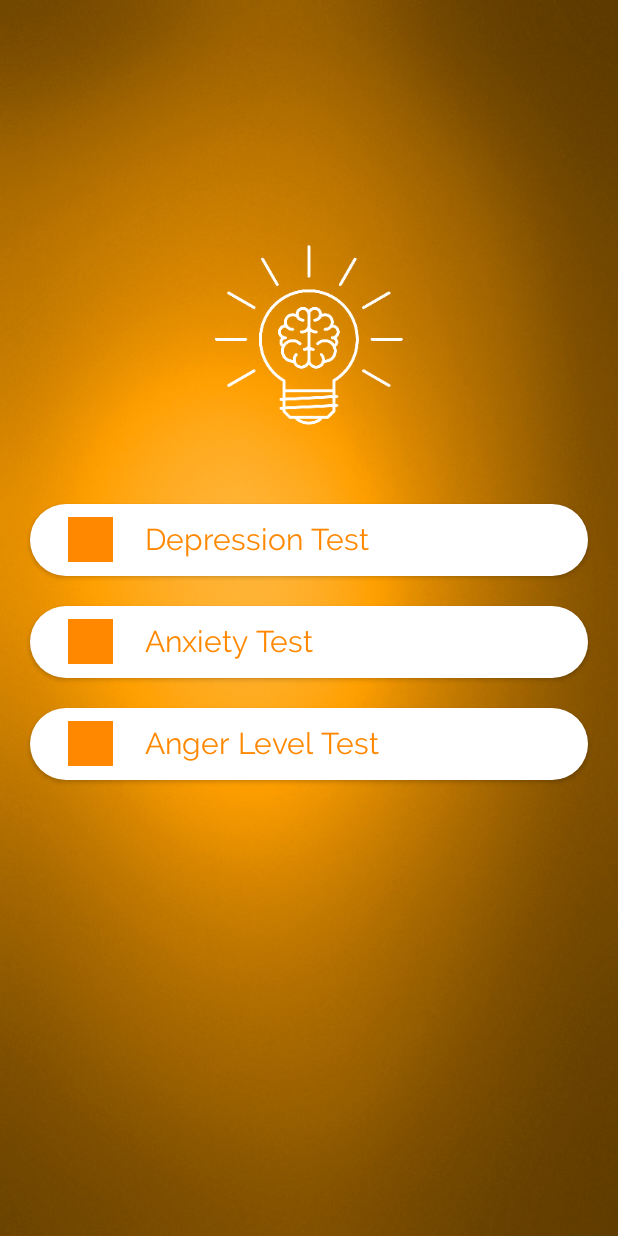
After one commit to Sabbir07/MentalWellBeing, an Android app: the Choosing screen opened directly, with no data from a screen before it, on a phone screen of 412 x 824 dp. The commit adds this screen. Run offline under Robolectric (Android 15) with nearby library versions, the light colour scheme and no system bars.

Commit message:
Choosing page complete

```diff
--- /dev/null
+++ b/app/src/main/java/com/sabbir/preneurlab/mentalwellbeing/Choosing.java
@@ -0,0 +1,52 @@
+package com.sabbir.preneurlab.mentalwellbeing;
+
+import android.content.Intent;
+import android.graphics.Typeface;
+import android.os.Bundle;
+import android.support.v7.app.AppCompatActivity;
+import android.view.View;
+import android.widget.Button;
+
+/**
+ * Created by Sabbir on 1/29/2018.
+ */
+
+public class Choosing extends AppCompatActivity {
+
+    private Button button, button2, button3;
+
+    public void onCreate(Bundle savedInstanceState) {
+        super.onCreate(savedInstanceState);
+        setContentView(R.layout.choosing);
+
+        Typeface raleway = Typeface.createFromAsset(this.getAssets(), "Raleway-Regular.ttf");
+        Typeface ralewaybold = Typeface.createFromAsset(this.getAssets(), "Raleway-Bold.ttf");
+
+
+        button = findViewById(R.id.button);
+        button2 = findViewById(R.id.button2);
+        button3 = findViewById(R.id.button3);
+
+        button.setTypeface(raleway);
+        button2.setTypeface(raleway);
+        button3.setTypeface(raleway);
+
+        //facebook account kit for android
+
+        button.setOnClickListener(new View.OnClickListener() {
+            @Override
+            public void onClick(View view) {
+                Intent i = new Intent(Choosing.this, Depression.class);
+                startActivity(i);
+            }
+        });
+
+        button2.setOnClickListener(new View.OnClickListener() {
+            @Override
+            public void onClick(View view) {
+                Intent i = new Intent(Choosing.this, AngerIssue.class);
+                startActivity(i);
+            }
+        });
+    }
+}
--- /dev/null
+++ b/app/src/main/res/drawable-hdpi/bulb1.xml
@@ -0,0 +1,10 @@
+<?xml version="1.0" encoding="utf-8"?>
+<layer-list xmlns:android="http://schemas.android.com/apk/res/android">
+
+    <item
+        android:id="@+id/half_overlay"
+        android:drawable="@drawable/bulb"
+        android:width="125dp"
+        android:height="125dp"
+        />
+</layer-list>
--- /dev/null
+++ b/app/src/main/res/drawable-hdpi/depression_test1.xml
@@ -0,0 +1,10 @@
+<?xml version="1.0" encoding="utf-8"?>
+<layer-list xmlns:android="http://schemas.android.com/apk/res/android">
+
+    <item
+        android:id="@+id/half_overlay"
+        android:drawable="@drawable/depression_test"
+        android:width="30dp"
+        android:height="30dp"
+        />
+</layer-list>
--- /dev/null
+++ b/app/src/main/res/layout/choosing.xml
@@ -0,0 +1,90 @@
+<?xml version="1.0" encoding="utf-8"?>
+<android.support.constraint.ConstraintLayout xmlns:android="http://schemas.android.com/apk/res/android"
+    xmlns:app="http://schemas.android.com/apk/res-auto"
+    xmlns:tools="http://schemas.android.com/tools"
+    android:layout_width="match_parent"
+    android:layout_height="match_parent"
+    android:background="@drawable/depression_background">
+
+    <ImageView
+        android:id="@+id/imageView"
+        android:layout_width="wrap_content"
+        android:layout_height="wrap_content"
+        android:src="@drawable/bulb1"
+        android:tint="@android:color/white"
+        android:layout_margin="30dp"
+        app:layout_constraintBottom_toTopOf="@id/button"
+        app:layout_constraintEnd_toEndOf="parent"
+        app:layout_constraintHorizontal_bias="0.5"
+        app:layout_constraintStart_toStartOf="parent"
+        app:layout_constraintTop_toTopOf="parent"
+        app:layout_constraintVertical_bias="0.300000024"
+        app:layout_constraintVertical_chainStyle="packed" />
+
+    <Button
+        android:id="@+id/button"
+        android:layout_width="0dp"
+        android:layout_height="wrap_content"
+        android:layout_marginTop="20dp"
+        android:layout_marginRight="20dp"
+        android:layout_marginLeft="20dp"
+        android:background="@drawable/rectangle_round_corner_filled_3"
+        android:drawableLeft="@drawable/depression_test1"
+        android:drawableTint="@android:color/holo_orange_dark"
+        android:gravity="left|center_vertical"
+        android:paddingLeft="25dp"
+        android:text="    Depression Test"
+        android:textAllCaps="false"
+        android:textColor="@android:color/holo_orange_dark"
+        android:textSize="@dimen/big_text_second"
+        app:layout_constraintHorizontal_bias="0.5"
+        app:layout_constraintEnd_toEndOf="parent"
+        app:layout_constraintStart_toStartOf="parent"
+        app:layout_constraintBottom_toTopOf="@id/button2"
+        app:layout_constraintTop_toBottomOf="@id/imageView" />
+
+    <Button
+        android:id="@+id/button2"
+        android:layout_width="0dp"
+        android:layout_height="wrap_content"
+        android:layout_marginTop="20dp"
+        android:layout_marginRight="20dp"
+        android:layout_marginLeft="20dp"
+        android:background="@drawable/rectangle_round_corner_filled_3"
+        android:drawableLeft="@drawable/depression_test1"
+        android:drawableTint="@android:color/holo_orange_dark"
+        android:gravity="left|center_vertical"
+        android:paddingLeft="25dp"
+        android:text="    Anxiety Test"
+        android:textAllCaps="false"
+        android:textColor="@android:color/holo_orange_dark"
+        android:textSize="@dimen/big_text_second"
+        app:layout_constraintHorizontal_bias="0.5"
+        app:layout_constraintEnd_toEndOf="parent"
+        app:layout_constraintStart_toStartOf="parent"
+        app:layout_constraintTop_toBottomOf="@id/button"
+        app:layout_constraintBottom_toTopOf="@id/button3"/>
+
+    <Button
+        android:id="@+id/button3"
+        android:layout_width="0dp"
+        android:layout_height="wrap_content"
+        android:layout_marginTop="20dp"
+        android:layout_marginRight="20dp"
+        android:layout_marginLeft="20dp"
+        android:background="@drawable/rectangle_round_corner_filled_3"
+        android:drawableLeft="@drawable/depression_test1"
+        android:drawableTint="@android:color/holo_orange_dark"
+        android:gravity="left|center_vertical"
+        android:paddingLeft="25dp"
+        android:text="    Anger Level Test"
+        android:textAllCaps="false"
+        android:textColor="@android:color/holo_orange_dark"
+        android:textSize="@dimen/big_text_second"
+        app:layout_constraintHorizontal_bias="0.5"
+        app:layout_constraintEnd_toEndOf="parent"
+        app:layout_constraintStart_toStartOf="parent"
+        app:layout_constraintBottom_toBottomOf="parent"
+        app:layout_constraintTop_toBottomOf="@id/button2" />
+
+</android.support.constraint.ConstraintLayout>
```
Also changed, not shown: app/src/main/AndroidManifest.xml (+9 -0 lines), app/src/main/java/com/sabbir/preneurlab/mentalwellbeing/FindOutPromptPage.java (+34 -1 lines), app/src/main/java/com/sabbir/preneurlab/mentalwellbeing/HomePage.java (+4 -4 lines), app/src/main/res/drawable-hdpi/find_out_page1.xml (added, +10 -0 lines), app/src/main/res/drawable-hdpi/rectangle_round_corner_for_text.xml (added, +10 -0 lines), app/src/main/res/layout/find_out_prompt_page.xml (added, +62 -0 lines), app/src/main/assets/Raleway-Bold.ttf (added), app/src/main/assets/Raleway-Italic.ttf (added), app/src/main/assets/Raleway-Thin.ttf (added), app/src/main/res/drawable-xxhdpi/anger_cover.jpg (added), app/src/main/res/drawable-xxhdpi/bulb.png (added), app/src/main/res/drawable-xxhdpi/find_out_page.png (added).
